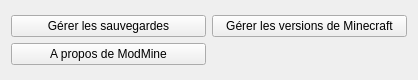
Before: the Qt Designer form menu.ui in valentinos/ModMine, drawn with Qt 5.
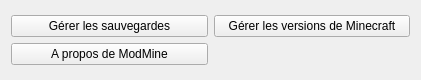
After: the same form once the commit is applied.

```diff
--- a/menu.ui
+++ b/menu.ui
@@ -6,7 +6,7 @@
    <rect>
     <x>0</x>
     <y>0</y>
-    <width>418</width>
+    <width>421</width>
     <height>80</height>
    </rect>
   </property>
```
Left out of the diff: 54 changed lines with no effect on the pictures.
